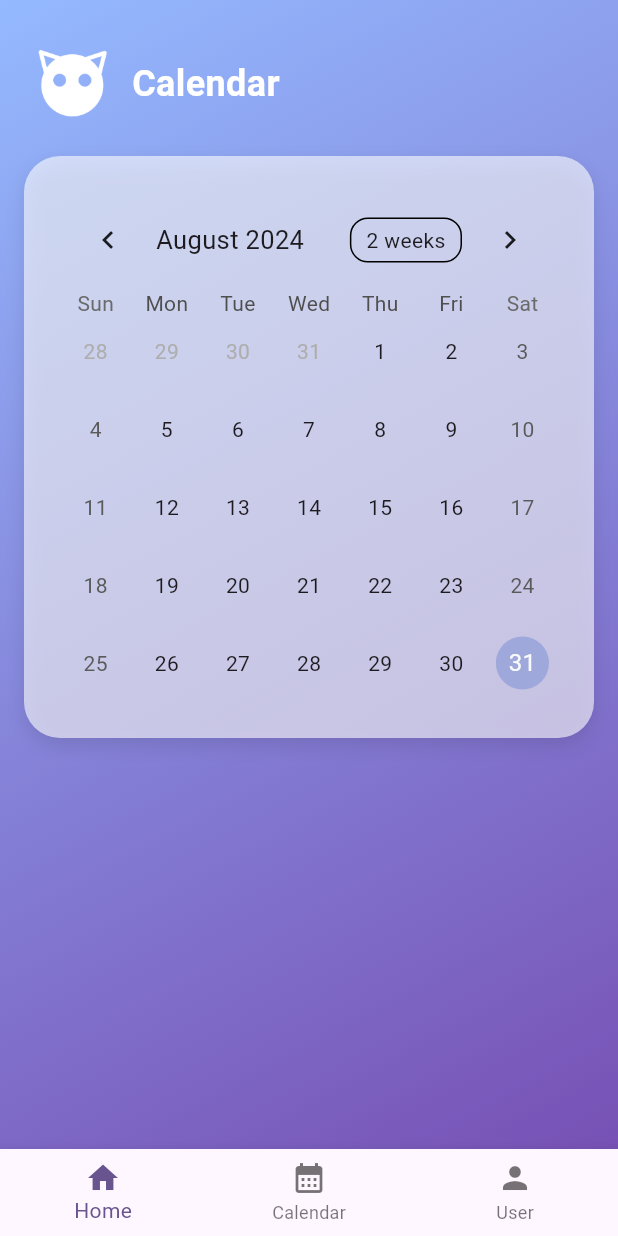
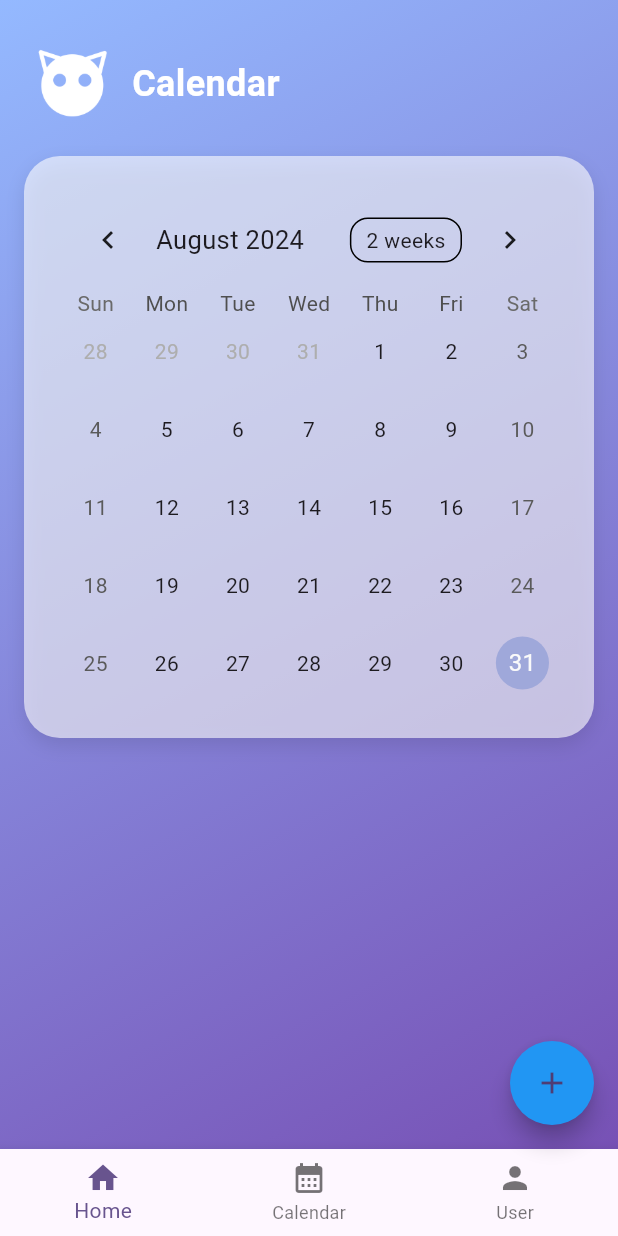
Before and after one commit to yousongsun/gdsc-hackathon-2024, a Flutter app: the CalendarScreen screen opened by its route, on a phone screen of 412 x 824 dp. Run offline on Flutter 3.47's test engine with Material 3 defaults, Android fonts, the light colour scheme and no system bars; drawn by our look-alikes of flutter_speed_dial, table_calendar.

Commit message:
feat: Add floating action button with speed dial for event and note addition

```diff
--- a/mobile/lib/src/ui/screens/calendar_screen.dart
+++ b/mobile/lib/src/ui/screens/calendar_screen.dart
@@ -1,5 +1,6 @@
 import 'package:flutter/material.dart';
 import 'package:table_calendar/table_calendar.dart';
+import 'package:flutter_speed_dial/flutter_speed_dial.dart';
 import '../../utils/utils.dart';
 
 
@@ -119,6 +120,29 @@ class _CalendarScreenState extends State<CalendarScreen> {
               SizedBox(height: 20.0),
             ])),
       ),
+      floatingActionButton: SpeedDial(
+        icon: Icons.add,
+        activeIcon: Icons.close,
+        backgroundColor: Colors.blue,
+        overlayColor: Colors.black,
+        overlayOpacity: 0.5,
+        children: [
+          SpeedDialChild(
+            child: Icon(Icons.event),
+            label: 'Add Event',
+            onTap: () {
+              // Handle event addition logic
+            },
+          ),
+          SpeedDialChild(
+            child: Icon(Icons.note_add),
+            label: 'Add Note',
+            onTap: () {
+              // Handle note addition logic
+            },
+          ),
+        ],
+      ),
       bottomNavigationBar: BottomNavigationBar(
         items: const [
           BottomNavigationBarItem(icon: Icon(Icons.home), label: 'Home'),
```
